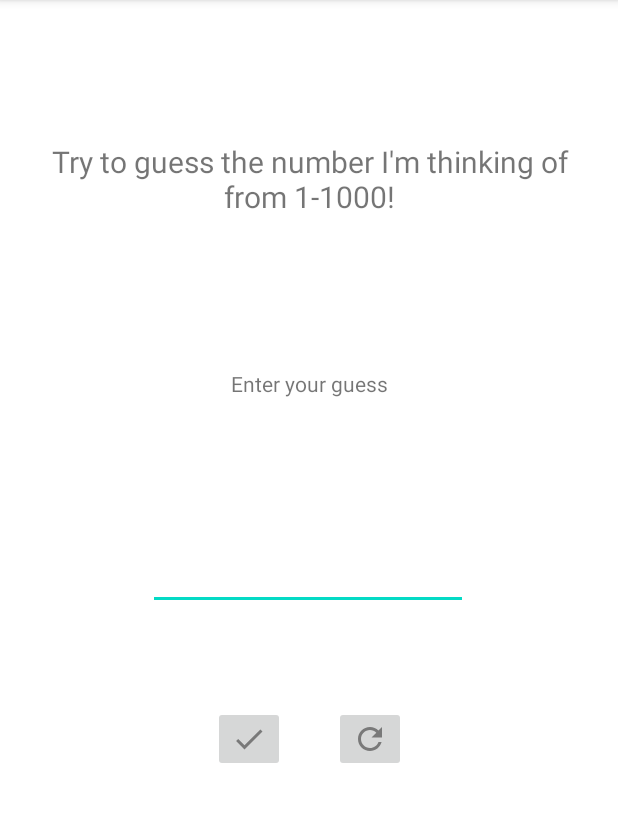
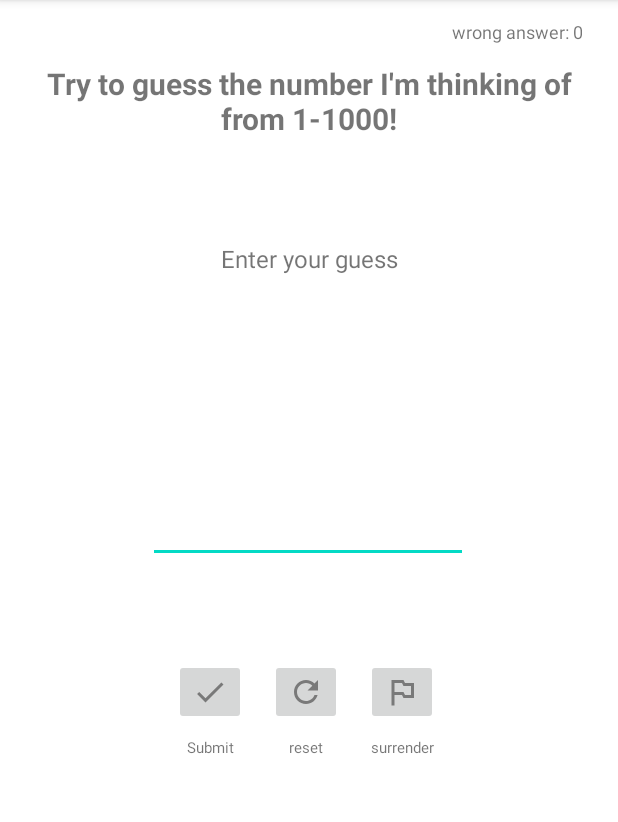
Before and after one commit to 6210612674/cn333as1, an Android app: the screen it shows after launch (MainActivity), on a phone screen of 412 x 824 dp, the part 84-906 px from its top. Run offline under Robolectric (Android 15) with nearby library versions, the phone set to English and light mode, and no system bars.

Commit message:
First Commit

```diff
--- a/app/src/main/java/com/example/numberguessinggame/MainActivity.kt
+++ b/app/src/main/java/com/example/numberguessinggame/MainActivity.kt
@@ -1,33 +1,95 @@
 package com.example.numberguessinggame
 
+import android.content.Context
+import android.os.Build
 import androidx.appcompat.app.AppCompatActivity
 import android.os.Bundle
-import android.widget.EditText
-import android.widget.ImageButton
-import android.widget.TextView
+import android.transition.Slide
+import android.transition.TransitionManager
+import android.view.Gravity
+import android.view.LayoutInflater
+import android.widget.*
 import kotlin.random.Random.Default.nextInt
 
 class MainActivity : AppCompatActivity() {
     private lateinit var textView: TextView
-    private lateinit var textView2: TextView
-    private lateinit var editTextNumber: EditText
-    private lateinit var imageButton: ImageButton
-    private lateinit var imageButton2: ImageButton
+    private lateinit var tvHint: TextView
+    private lateinit var tvHead: TextView
+    private lateinit var tvWrong: TextView
+    private lateinit var etInput: EditText
+    private lateinit var ibCheck: ImageButton
+    private lateinit var ibReset: ImageButton
+    private lateinit var ibGiveUp: ImageButton
 
     var random: Int = nextInt(1, 1000)
+    var wrong: Int = 0
 
     override fun onCreate(savedInstanceState: Bundle?) {
         super.onCreate(savedInstanceState)
         setContentView(R.layout.activity_main)
 
         textView = findViewById(R.id.textView)
-        textView2 = findViewById(R.id.textView2)
-        editTextNumber = findViewById(R.id.editTextNumber)
-        imageButton = findViewById(R.id.imageButton)
-        imageButton2 = findViewById(R.id.imageButton2)
+        tvHint = findViewById(R.id.tvHint)
+        tvHead = findViewById(R.id.tvHead)
+        tvWrong= findViewById(R.id.tvWrong)
+        etInput = findViewById(R.id.etInput)
+        ibCheck = findViewById(R.id.ibCheck)
+        ibReset = findViewById(R.id.ibReset)
+        ibGiveUp = findViewById(R.id.ibGiveUp)
 
-        textView2.text = "Enter your guess"
+        tvHead.text = "Enter your guess"
+        tvWrong.text = "wrong answer: $wrong"
 
+        ibCheck.setOnClickListener {
+            val num: Int = etInput.text.toString().toInt()
+            checkAnswer(num)
+        }
 
+        ibReset.setOnClickListener {
+            reset()
+        }
+
+        ibGiveUp.setOnClickListener {
+            tvHead.text = "You lose!\nAnswer is $random"
+            tvHint.text = "Reset to play again"
+            etInput.text.clear()
+        }
+    }
+
+    private fun checkAnswer(num: Int) {
+        when {
+            num < random -> {
+                wrong++
+                tvWrong.text = "wrong answer: $wrong"
+                tvHead.text = "Try again!"
+                tvHint.text = "Hint: It's higher!"
+                Toast.makeText(this,"Wrong!", Toast.LENGTH_SHORT).show();
+                etInput.text.clear()
+            }
+            num > random -> {
+                wrong++
+                tvWrong.text = "wrong answer: $wrong"
+                tvHead.text = "Try again!"
+                tvHint.text = "Hint: It's lower!"
+                Toast.makeText(this,"Wrong!", Toast.LENGTH_SHORT).show();
+                etInput.text.clear()
+            }
+            else -> {
+                tvWrong.text = ""
+                tvHead.text = "Congratulations!"
+                tvHint.text = "wrong answer: $wrong"
+                Toast.makeText(this,"Correct!", Toast.LENGTH_SHORT).show();
+                etInput.text.clear()
+            }
+        }
+    }
+
+    private fun reset() {
+        random = nextInt(1,1000)
+        wrong = 0
+        tvHead.text = "Enter your guess"
+        tvHint.text = ""
+        tvWrong.text = "wrong answer: $wrong"
+        etInput.text.clear()
     }
 }
--- /dev/null
+++ b/app/src/main/res/drawable/ic_baseline_flag_24.xml
@@ -0,0 +1,5 @@
+<vector android:height="24dp" android:tint="#797979"
+    android:viewportHeight="24" android:viewportWidth="24"
+    android:width="24dp" xmlns:android="http://schemas.android.com/apk/res/android">
+    <path android:fillColor="@android:color/white" android:pathData="M14.4,6L14,4H5v17h2v-7h5.6l0.4,2h7V6z"/>
+</vector>
--- /dev/null
+++ b/app/src/main/res/drawable/ic_baseline_outlined_flag_24.xml
@@ -0,0 +1,5 @@
+<vector android:height="24dp" android:tint="#797979"
+    android:viewportHeight="24" android:viewportWidth="24"
+    android:width="24dp" xmlns:android="http://schemas.android.com/apk/res/android">
+    <path android:fillColor="@android:color/white" android:pathData="M14,6l-1,-2L5,4v17h2v-7h5l1,2h7L20,6h-6zM18,14h-4l-1,-2L7,12L7,6h5l1,2h5v6z"/>
+</vector>
--- a/app/src/main/res/layout/activity_main.xml
+++ b/app/src/main/res/layout/activity_main.xml
@@ -7,11 +7,11 @@
     tools:context=".MainActivity">
 
     <EditText
-        android:id="@+id/editTextNumber"
+        android:id="@+id/etInput"
         android:layout_width="wrap_content"
         android:layout_height="wrap_content"
         android:layout_marginStart="100dp"
-        android:layout_marginTop="343dp"
+        android:layout_marginTop="64dp"
         android:layout_marginEnd="101dp"
         android:layout_marginBottom="343dp"
         android:ems="10"
@@ -20,52 +20,130 @@
         app:layout_constraintBottom_toBottomOf="parent"
         app:layout_constraintEnd_toEndOf="parent"
         app:layout_constraintStart_toStartOf="parent"
-        app:layout_constraintTop_toTopOf="parent" />
+        app:layout_constraintTop_toBottomOf="@+id/tvHint"
+        tools:ignore="SpeakableTextPresentCheck,TouchTargetSizeCheck" />
 
     <TextView
         android:id="@+id/textView"
         android:layout_width="361dp"
         android:layout_height="55dp"
         android:layout_marginStart="25dp"
-        android:layout_marginTop="94dp"
+        android:layout_marginTop="42dp"
         android:layout_marginEnd="25dp"
         android:text="Try to guess the number I'm thinking of from 1-1000!"
         android:textAlignment="center"
         android:textSize="20sp"
+        android:textStyle="bold"
         app:layout_constraintEnd_toEndOf="parent"
         app:layout_constraintStart_toStartOf="parent"
         app:layout_constraintTop_toTopOf="parent" />
 
     <ImageButton
-        android:id="@+id/imageButton"
+        android:id="@+id/ibCheck"
         android:layout_width="wrap_content"
         android:layout_height="wrap_content"
-        android:layout_marginStart="142dp"
+        android:layout_marginStart="116dp"
         android:layout_marginTop="64dp"
         app:layout_constraintStart_toStartOf="parent"
-        app:layout_constraintTop_toBottomOf="@+id/editTextNumber"
+        app:layout_constraintTop_toBottomOf="@+id/etInput"
         app:srcCompat="@drawable/ic_baseline_done_24" />
 
     <ImageButton
-        android:id="@+id/imageButton2"
+        android:id="@+id/ibReset"
         android:layout_width="wrap_content"
         android:layout_height="wrap_content"
-        android:layout_marginStart="32dp"
+        android:layout_marginStart="16dp"
         android:layout_marginEnd="141dp"
-        app:layout_constraintBottom_toBottomOf="@+id/imageButton"
+        app:layout_constraintBottom_toBottomOf="@+id/ibCheck"
         app:layout_constraintEnd_toEndOf="parent"
-        app:layout_constraintStart_toEndOf="@+id/imageButton"
-        app:layout_constraintTop_toTopOf="@+id/imageButton"
+        app:layout_constraintHorizontal_bias="0.0"
+        app:layout_constraintStart_toEndOf="@+id/ibCheck"
+        app:layout_constraintTop_toTopOf="@+id/ibCheck"
+        app:layout_constraintVertical_bias="0.0"
         app:srcCompat="@drawable/ic_baseline_refresh_24" />
 
     <TextView
-        android:id="@+id/textView2"
+        android:id="@+id/tvHint"
         android:layout_width="wrap_content"
         android:layout_height="wrap_content"
+        android:layout_marginTop="16dp"
+        android:text=""
+        android:textAlignment="center"
+        android:textColor="#C3C3C3"
+        android:textSize="12sp"
+        android:textStyle="italic"
+        app:layout_constraintEnd_toEndOf="@+id/tvHead"
+        app:layout_constraintHorizontal_bias="0.501"
+        app:layout_constraintStart_toStartOf="@+id/tvHead"
+        app:layout_constraintTop_toBottomOf="@+id/tvHead" />
+
+    <TextView
+        android:id="@+id/tvHead"
+        android:layout_width="wrap_content"
+        android:layout_height="wrap_content"
+        android:layout_marginTop="64dp"
         android:text="TextView"
-        app:layout_constraintBottom_toTopOf="@+id/editTextNumber"
+        android:textAlignment="center"
+        android:textSize="16sp"
         app:layout_constraintEnd_toEndOf="parent"
         app:layout_constraintStart_toStartOf="parent"
         app:layout_constraintTop_toBottomOf="@+id/textView" />
 
+    <ImageButton
+        android:id="@+id/ibGiveUp"
+        android:layout_width="wrap_content"
+        android:layout_height="wrap_content"
+        android:layout_marginStart="16dp"
+        app:layout_constraintBottom_toBottomOf="@+id/ibReset"
+        app:layout_constraintStart_toEndOf="@+id/ibReset"
+        app:layout_constraintTop_toTopOf="@+id/ibReset"
+        app:srcCompat="@drawable/ic_baseline_outlined_flag_24" />
+
+    <TextView
+        android:id="@+id/tvWrong"
+        android:layout_width="wrap_content"
+        android:layout_height="wrap_content"
+        android:layout_marginTop="16dp"
+        android:layout_marginEnd="24dp"
+        android:layout_marginBottom="16dp"
+        android:text=""
+        android:textAlignment="textEnd"
+        android:textSize="12sp"
+        app:layout_constraintBottom_toTopOf="@+id/textView"
+        app:layout_constraintEnd_toEndOf="parent"
+        app:layout_constraintTop_toTopOf="parent" />
+
+    <TextView
+        android:id="@+id/textView6"
+        android:layout_width="wrap_content"
+        android:layout_height="wrap_content"
+        android:layout_marginTop="8dp"
+        android:text="Submit"
+        android:textSize="10sp"
+        app:layout_constraintEnd_toEndOf="@+id/ibCheck"
+        app:layout_constraintStart_toStartOf="@+id/ibCheck"
+        app:layout_constraintTop_toBottomOf="@+id/ibCheck" />
+
+    <TextView
+        android:id="@+id/textView7"
+        android:layout_width="wrap_content"
+        android:layout_height="wrap_content"
+        android:layout_marginTop="8dp"
+        android:text="reset"
+        android:textSize="10sp"
+        app:layout_constraintEnd_toEndOf="@+id/ibReset"
+        app:layout_constraintStart_toStartOf="@+id/ibReset"
+        app:layout_constraintTop_toBottomOf="@+id/ibReset" />
+
+    <TextView
+        android:id="@+id/textView8"
+        android:layout_width="wrap_content"
+        android:layout_height="wrap_content"
+        android:layout_marginTop="8dp"
+        android:text="surrender"
+        android:textSize="10sp"
+        app:layout_constraintEnd_toEndOf="@+id/ibGiveUp"
+        app:layout_constraintStart_toStartOf="@+id/ibGiveUp"
+        app:layout_constraintTop_toBottomOf="@+id/ibGiveUp" />
+
 </androidx.constraintlayout.widget.ConstraintLayout>
```
